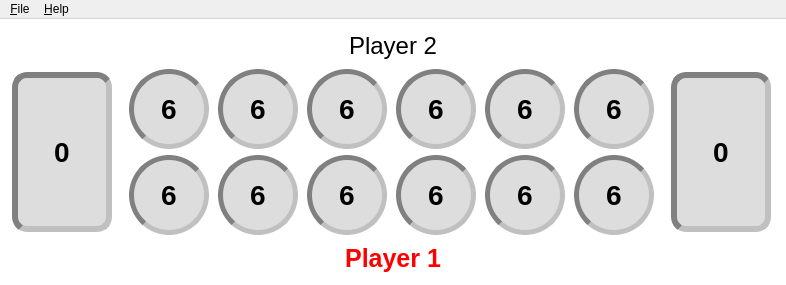
Above: pykalah/view/ui/static/main_window.ui from TutorExilius/pyKalah before the change. Below: the same form after it.
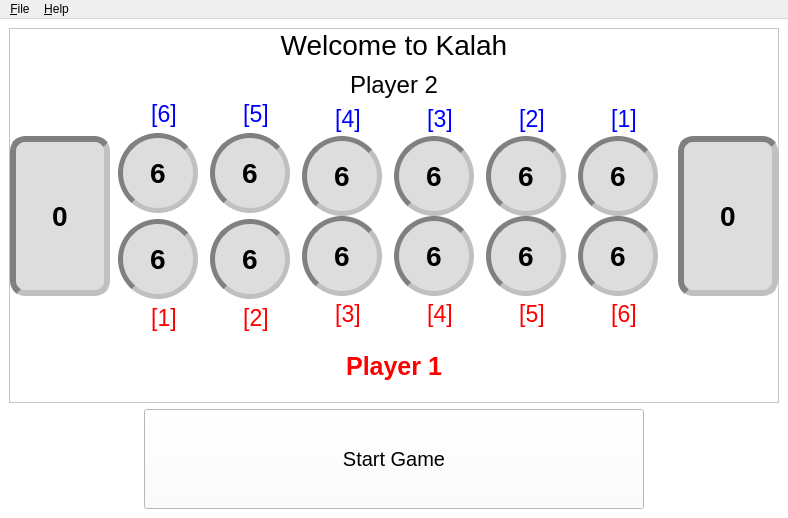
That is the form after the change.

Commit message: feat: add start game button and split screen between star and playing mode

The edit to the form file:
```diff
--- a/pykalah/view/ui/static/main_window.ui
+++ b/pykalah/view/ui/static/main_window.ui
@@ -6,8 +6,8 @@
    <rect>
     <x>0</x>
     <y>0</y>
-    <width>786</width>
-    <height>285</height>
+    <width>788</width>
+    <height>518</height>
    </rect>
   </property>
   <property name="windowTitle">
@@ -17,11 +17,69 @@
    <property name="styleSheet">
     <string notr="true">background-color: white;</string>
    </property>
-   <layout class="QHBoxLayout" name="horizontalLayout">
+   <layout class="QVBoxLayout" name="verticalLayout_12">
+    <item>
+     <widget class="QFrame" name="frame_game">
+      <property name="enabled">
+       <bool>true</bool>
+      </property>
+      <property name="frameShape">
+       <enum>QFrame::StyledPanel</enum>
+      </property>
+      <property name="frameShadow">
+       <enum>QFrame::Raised</enum>
+      </property>
+      <layout class="QVBoxLayout" name="verticalLayout_9">
+       <property name="spacing">
+        <number>0</number>
+       </property>
+       <property name="leftMargin">
+        <number>0</number>
+       </property>
+       <property name="topMargin">
+        <number>0</number>
+       </property>
+       <property name="rightMargin">
+        <number>0</number>
+       </property>
+       <property name="bottomMargin">
+        <number>0</number>
+       </property>
     <item>
      <layout class="QVBoxLayout" name="verticalLayout_7">
       <item>
        <layout class="QVBoxLayout" name="verticalLayout_10">
+           <item>
+            <widget class="QLabel" name="label_state">
+             <property name="font">
+              <font>
+               <pointsize>21</pointsize>
+              </font>
+             </property>
+             <property name="text">
+              <string>Welcome to Kalah</string>
+             </property>
+             <property name="alignment">
+              <set>Qt::AlignCenter</set>
+             </property>
+            </widget>
+           </item>
+           <item>
+            <spacer name="verticalSpacer">
+             <property name="orientation">
+              <enum>Qt::Vertical</enum>
+             </property>
+             <property name="sizeType">
+              <enum>QSizePolicy::Fixed</enum>
+             </property>
+             <property name="sizeHint" stdset="0">
+              <size>
+               <width>0</width>
+               <height>8</height>
+              </size>
+             </property>
+            </spacer>
+           </item>
         <item>
          <widget class="QLabel" name="label_player_2_name">
           <property name="font">
@@ -111,6 +169,24 @@
           <property name="spacing">
            <number>6</number>
           </property>
+             <item>
+              <widget class="QLabel" name="label">
+               <property name="font">
+                <font>
+                 <pointsize>17</pointsize>
+                </font>
+               </property>
+               <property name="styleSheet">
+                <string notr="true">color: blue;</string>
+               </property>
+               <property name="text">
+                <string>[6]</string>
+               </property>
+               <property name="alignment">
+                <set>Qt::AlignCenter</set>
+               </property>
+              </widget>
+             </item>
           <item>
            <widget class="QPushButton" name="pushButton_player_2_cup_6">
             <property name="sizePolicy">
@@ -207,6 +283,24 @@
             </property>
            </widget>
           </item>
+             <item>
+              <widget class="QLabel" name="label_7">
+               <property name="font">
+                <font>
+                 <pointsize>17</pointsize>
+                </font>
+               </property>
+               <property name="styleSheet">
+                <string notr="true">color: red</string>
+               </property>
+               <property name="text">
+                <string>[1]</string>
+               </property>
+               <property name="alignment">
+                <set>Qt::AlignCenter</set>
+               </property>
+              </widget>
+             </item>
          </layout>
         </item>
         <item>
@@ -214,6 +308,24 @@
           <property name="spacing">
            <number>6</number>
           </property>
+             <item>
+              <widget class="QLabel" name="label_2">
+               <property name="font">
+                <font>
+                 <pointsize>17</pointsize>
+                </font>
+               </property>
+               <property name="styleSheet">
+                <string notr="true">color: blue;</string>
+               </property>
+               <property name="text">
+                <string>[5]</string>
+               </property>
+               <property name="alignment">
+                <set>Qt::AlignCenter</set>
+               </property>
+              </widget>
+             </item>
           <item>
            <widget class="QPushButton" name="pushButton_player_2_cup_5">
             <property name="sizePolicy">
@@ -310,10 +422,46 @@
             </property>
            </widget>
           </item>
+             <item>
+              <widget class="QLabel" name="label_8">
+               <property name="font">
+                <font>
+                 <pointsize>17</pointsize>
+                </font>
+               </property>
+               <property name="styleSheet">
+                <string notr="true">color: red</string>
+               </property>
+               <property name="text">
+                <string>[2]</string>
+               </property>
+               <property name="alignment">
+                <set>Qt::AlignCenter</set>
+               </property>
+              </widget>
+             </item>
          </layout>
         </item>
         <item>
          <layout class="QVBoxLayout" name="verticalLayout_2">
+             <item>
+              <widget class="QLabel" name="label_3">
+               <property name="font">
+                <font>
+                 <pointsize>17</pointsize>
+                </font>
+               </property>
+               <property name="styleSheet">
+                <string notr="true">color: blue;</string>
+               </property>
+               <property name="text">
+                <string>[4]</string>
+               </property>
+               <property name="alignment">
+                <set>Qt::AlignCenter</set>
+               </property>
+              </widget>
+             </item>
           <item>
            <widget class="QPushButton" name="pushButton_player_2_cup_4">
             <property name="sizePolicy">
@@ -410,10 +558,46 @@
             </property>
            </widget>
           </item>
+             <item>
+              <widget class="QLabel" name="label_9">
+               <property name="font">
+                <font>
+                 <pointsize>17</pointsize>
+                </font>
+               </property>
+               <property name="styleSheet">
+                <string notr="true">color: red</string>
+               </property>
+               <property name="text">
+                <string>[3]</string>
+               </property>
+               <property name="alignment">
+                <set>Qt::AlignCenter</set>
+               </property>
+              </widget>
+             </item>
          </layout>
         </item>
         <item>
          <layout class="QVBoxLayout" name="verticalLayout_3">
+             <item>
+              <widget class="QLabel" name="label_4">
+               <property name="font">
+                <font>
+                 <pointsize>17</pointsize>
+                </font>
+               </property>
+               <property name="styleSheet">
+                <string notr="true">color: blue;</string>
+               </property>
+               <property name="text">
+                <string>[3]</string>
+               </property>
+               <property name="alignment">
+                <set>Qt::AlignCenter</set>
+               </property>
+              </widget>
+             </item>
           <item>
            <widget class="QPushButton" name="pushButton_player_2_cup_3">
             <property name="minimumSize">
@@ -504,10 +688,46 @@
             </property>
            </widget>
           </item>
+             <item>
+              <widget class="QLabel" name="label_10">
+               <property name="font">
+                <font>
+                 <pointsize>17</pointsize>
+                </font>
+               </property>
+               <property name="styleSheet">
+                <string notr="true">color: red</string>
+               </property>
+               <property name="text">
+                <string>[4]</string>
+               </property>
+               <property name="alignment">
+                <set>Qt::AlignCenter</set>
+               </property>
+              </widget>
+             </item>
          </layout>
         </item>
         <item>
          <layout class="QVBoxLayout" name="verticalLayout">
+             <item>
+              <widget class="QLabel" name="label_5">
+               <property name="font">
+                <font>
+                 <pointsize>17</pointsize>
+                </font>
+               </property>
+               <property name="styleSheet">
+                <string notr="true">color: blue;</string>
+               </property>
+               <property name="text">
+                <string>[2]</string>
+               </property>
+               <property name="alignment">
+                <set>Qt::AlignCenter</set>
+               </property>
+              </widget>
+             </item>
           <item>
            <widget class="QPushButton" name="pushButton_player_2_cup_2">
             <property name="sizePolicy">
@@ -604,10 +824,46 @@
             </property>
            </widget>
           </item>
+             <item>
+              <widget class="QLabel" name="label_11">
+               <property name="font">
+                <font>
+                 <pointsize>17</pointsize>
+                </font>
+               </property>
+               <property name="styleSheet">
+                <string notr="true">color: red</string>
+               </property>
+               <property name="text">
+                <string>[5]</string>
+               </property>
+               <property name="alignment">
+                <set>Qt::AlignCenter</set>
+               </property>
+              </widget>
+             </item>
          </layout>
         </item>
         <item>
          <layout class="QVBoxLayout" name="verticalLayout_4">
+             <item>
+              <widget class="QLabel" name="label_6">
+               <property name="font">
+                <font>
+                 <pointsize>17</pointsize>
+                </font>
+               </property>
+               <property name="styleSheet">
+                <string notr="true">color: blue;</string>
+               </property>
+               <property name="text">
+                <string>[1]</string>
+               </property>
+               <property name="alignment">
+                <set>Qt::AlignCenter</set>
+               </property>
+              </widget>
+             </item>
           <item>
            <widget class="QPushButton" name="pushButton_player_2_cup_1">
             <property name="sizePolicy">
@@ -704,6 +960,24 @@
             </property>
            </widget>
           </item>
+             <item>
+              <widget class="QLabel" name="label_12">
+               <property name="font">
+                <font>
+                 <pointsize>17</pointsize>
+                </font>
+               </property>
+               <property name="styleSheet">
+                <string notr="true">color: red</string>
+               </property>
+               <property name="text">
+                <string>[6]</string>
+               </property>
+               <property name="alignment">
+                <set>Qt::AlignCenter</set>
+               </property>
+              </widget>
+             </item>
          </layout>
         </item>
         <item>
@@ -805,12 +1079,46 @@
     </item>
    </layout>
   </widget>
+    </item>
+    <item>
+     <layout class="QHBoxLayout" name="horizontalLayout">
+      <item>
+       <widget class="QPushButton" name="pushButton_start_game">
+        <property name="enabled">
+         <bool>true</bool>
+        </property>
+        <property name="minimumSize">
+         <size>
+          <width>500</width>
+          <height>100</height>
+         </size>
+        </property>
+        <property name="maximumSize">
+         <size>
+          <width>500</width>
+          <height>100</height>
+         </size>
+        </property>
+        <property name="font">
+         <font>
+          <pointsize>15</pointsize>
+         </font>
+        </property>
+        <property name="text">
+         <string>Start Game</string>
+        </property>
+       </widget>
+      </item>
+     </layout>
+    </item>
+   </layout>
+  </widget>
   <widget class="QMenuBar" name="menubar">
    <property name="geometry">
     <rect>
      <x>0</x>
      <y>0</y>
-     <width>786</width>
+     <width>788</width>
      <height>21</height>
     </rect>
    </property>
```
Left out of the diff: 2 changed lines with no effect on the pictures. Lines whose indentation alone changed are shown as unchanged. The commit also changes 4 other files.
